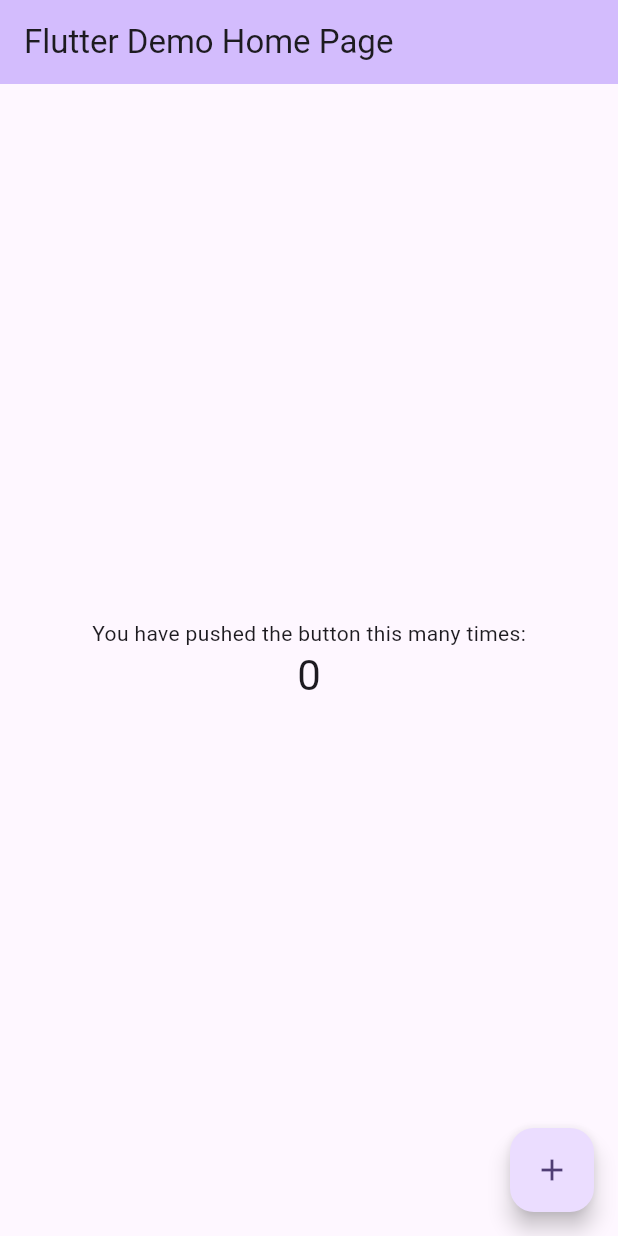
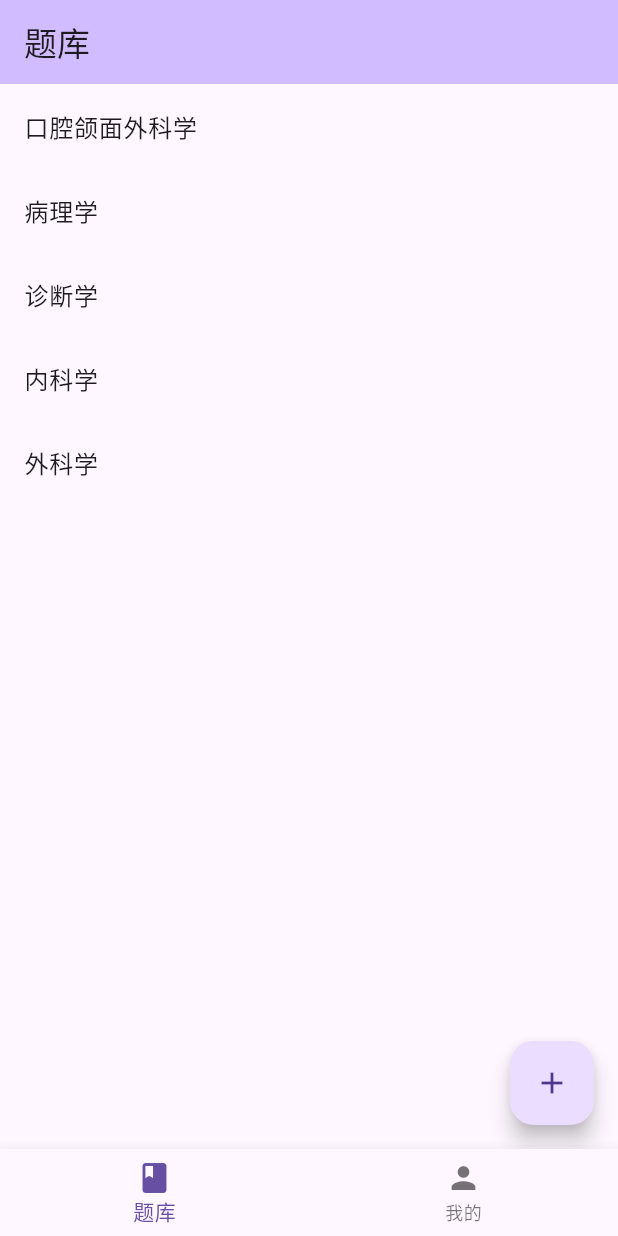
Before and after one commit to nanguaguag/yibubang, a Flutter app: the screen it shows after launch, on a phone screen of 412 x 824 dp. Run offline on Flutter 3.47's test engine with Material 3 defaults, Android fonts, the light colour scheme and no system bars.

Commit message:
基本页面

```diff
--- /dev/null
+++ b/lib/constants/app_strings.dart
@@ -0,0 +1,6 @@
+class AppStrings {
+  static const String appTitle = '医不帮';
+  static const String quizCategoryTitle = '题库';
+  static const String myScreenTitle = '我的';
+  // 其他全局常量字符串
+}
--- a/lib/main.dart
+++ b/lib/main.dart
@@ -1,125 +1,26 @@
 import 'package:flutter/material.dart';
+import 'screens/home_screen.dart';
+import 'screens/question_grid_screen.dart';
+import 'constants/app_strings.dart';
 
 void main() {
-  runApp(const MyApp());
+  runApp(const yibubang());
 }
 
-class MyApp extends StatelessWidget {
-  const MyApp({super.key});
+class yibubang extends StatelessWidget {
+  const yibubang({super.key});
 
   // This widget is the root of your application.
   @override
   Widget build(BuildContext context) {
     return MaterialApp(
-      title: 'Flutter Demo',
+      title: AppStrings.appTitle,
       theme: ThemeData(
-        // This is the theme of your application.
-        //
-        // TRY THIS: Try running your application with "flutter run". You'll see
-        // the application has a purple toolbar. Then, without quitting the app,
-        // try changing the seedColor in the colorScheme below to Colors.green
-        // and then invoke "hot reload" (save your changes or press the "hot
-        // reload" button in a Flutter-supported IDE, or press "r" if you used
-        // the command line to start the app).
-        //
-        // Notice that the counter didn't reset back to zero; the application
-        // state is not lost during the reload. To reset the state, use hot
-        // restart instead.
-        //
-        // This works for code too, not just values: Most code changes can be
-        // tested with just a hot reload.
-        colorScheme: ColorScheme.fromSeed(seedColor: Colors.deepPurple),
         useMaterial3: true,
+        primarySwatch: Colors.blue,
+        visualDensity: VisualDensity.adaptivePlatformDensity,
       ),
-      home: const MyHomePage(title: 'Flutter Demo Home Page'),
+      home: HomeScreen(),
     );
   }
 }
-
-class MyHomePage extends StatefulWidget {
-  const MyHomePage({super.key, required this.title});
-
-  // This widget is the home page of your application. It is stateful, meaning
-  // that it has a State object (defined below) that contains fields that affect
-  // how it looks.
-
-  // This class is the configuration for the state. It holds the values (in this
-  // case the title) provided by the parent (in this case the App widget) and
-  // used by the build method of the State. Fields in a Widget subclass are
-  // always marked "final".
-
-  final String title;
-
-  @override
-  State<MyHomePage> createState() => _MyHomePageState();
-}
-
-class _MyHomePageState extends State<MyHomePage> {
-  int _counter = 0;
-
-  void _incrementCounter() {
-    setState(() {
-      // This call to setState tells the Flutter framework that something has
-      // changed in this State, which causes it to rerun the build method below
-      // so that the display can reflect the updated values. If we changed
-      // _counter without calling setState(), then the build method would not be
-      // called again, and so nothing would appear to happen.
-      _counter++;
-    });
-  }
-
-  @override
-  Widget build(BuildContext context) {
-    // This method is rerun every time setState is called, for instance as done
-    // by the _incrementCounter method above.
-    //
-    // The Flutter framework has been optimized to make rerunning build methods
-    // fast, so that you can just rebuild anything that needs updating rather
-    // than having to individually change instances of widgets.
-    return Scaffold(
-      appBar: AppBar(
-        // TRY THIS: Try changing the color here to a specific color (to
-        // Colors.amber, perhaps?) and trigger a hot reload to see the AppBar
-        // change color while the other colors stay the same.
-        backgroundColor: Theme.of(context).colorScheme.inversePrimary,
-        // Here we take the value from the MyHomePage object that was created by
-        // the App.build method, and use it to set our appbar title.
-        title: Text(widget.title),
-      ),
-      body: Center(
-        // Center is a layout widget. It takes a single child and positions it
-        // in the middle of the parent.
-        child: Column(
-          // Column is also a layout widget. It takes a list of children and
-          // arranges them vertically. By default, it sizes itself to fit its
-          // children horizontally, and tries to be as tall as its parent.
-          //
-          // Column has various properties to control how it sizes itself and
-          // how it positions its children. Here we use mainAxisAlignment to
-          // center the children vertically; the main axis here is the vertical
-          // axis because Columns are vertical (the cross axis would be
-          // horizontal).
-          //
-          // TRY THIS: Invoke "debug painting" (choose the "Toggle Debug Paint"
-          // action in the IDE, or press "p" in the console), to see the
-          // wireframe for each widget.
-          mainAxisAlignment: MainAxisAlignment.center,
-          children: <Widget>[
-            const Text(
-              'You have pushed the button this many times:',
-            ),
-            Text(
-              '$_counter',
-              style: Theme.of(context).textTheme.headlineMedium,
-            ),
-          ],
-        ),
-      ),
-      floatingActionButton: FloatingActionButton(
-        onPressed: _incrementCounter,
-        tooltip: 'Increment',
-        child: const Icon(Icons.add),
-      ), // This trailing comma makes auto-formatting nicer for build methods.
-    );
-  }
-}
--- /dev/null
+++ b/lib/screens/home_screen.dart
@@ -0,0 +1,54 @@
+import 'package:flutter/material.dart';
+import '../constants/app_strings.dart';
+import '../screens/quiz_screen.dart';
+import '../screens/my_screen.dart';
+
+class HomeScreen extends StatefulWidget {
+  const HomeScreen({super.key});
+
+  @override
+  _HomeScreenState createState() => _HomeScreenState();
+}
+
+class _HomeScreenState extends State<HomeScreen> {
+  int _selectedIndex = 0; // 默认主页为题库页
+
+  // List of screens corresponding to the tabs
+  final List<Widget> _screens = [
+    QuizScreen(quizCategories: const [
+      '口腔颌面外科学',
+      '病理学',
+      '诊断学',
+      '内科学',
+      '外科学',
+    ]),
+    MyScreen(),
+  ];
+
+  void _onItemTapped(int index) {
+    setState(() {
+      _selectedIndex = index;
+    });
+  }
+
+  @override
+  Widget build(BuildContext context) {
+    return Scaffold(
+      body: _screens[_selectedIndex],
+      bottomNavigationBar: BottomNavigationBar(
+        currentIndex: _selectedIndex,
+        onTap: _onItemTapped,
+        items: const <BottomNavigationBarItem>[
+          BottomNavigationBarItem(
+            icon: Icon(Icons.book),
+            label: AppStrings.quizCategoryTitle,
+          ),
+          BottomNavigationBarItem(
+            icon: Icon(Icons.person),
+            label: AppStrings.myScreenTitle,
+          ),
+        ],
+      ),
+    );
+  }
+}
--- /dev/null
+++ b/lib/screens/quiz_screen.dart
@@ -0,0 +1,47 @@
+import 'package:flutter/material.dart';
+import 'package:yibubang/screens/question_grid_screen.dart';
+import '../constants/app_strings.dart';
+
+// 题库页面，展示用户现在正在刷的题库
+
+class QuizScreen extends StatelessWidget {
+  final List<String> quizCategories;
+
+  QuizScreen({required this.quizCategories});
+
+  void addQuizList() {}
+
+  @override
+  Widget build(BuildContext context) {
+    return Scaffold(
+      appBar: AppBar(
+        title: const Text(AppStrings.quizCategoryTitle),
+        backgroundColor: Theme.of(context).colorScheme.inversePrimary,
+      ),
+      body: ListView.builder(
+        itemCount: quizCategories.length, // Use the length of the passed list
+        itemBuilder: (context, index) {
+          return ListTile(
+            title: Text(quizCategories[index]),
+            onTap: () {
+              // Navigate to a detailed quiz screen (not implemented here)
+              Navigator.push(
+                context,
+                MaterialPageRoute(
+                  builder: (context) => QuestionGridPage(
+                    quizCategoryName: quizCategories[index],
+                  ),
+                ),
+              );
+            },
+          );
+        },
+      ),
+      floatingActionButton: FloatingActionButton(
+        onPressed: addQuizList,
+        tooltip: '添加题库',
+        child: const Icon(Icons.add),
+      ),
+    );
+  }
+}
```
Also changed, not shown: lib/screens/my_screen.dart (added, +19 -0 lines), lib/screens/question_grid_screen.dart (added, +72 -0 lines), lib/db/database_helper.dart (added), 2 other files.
